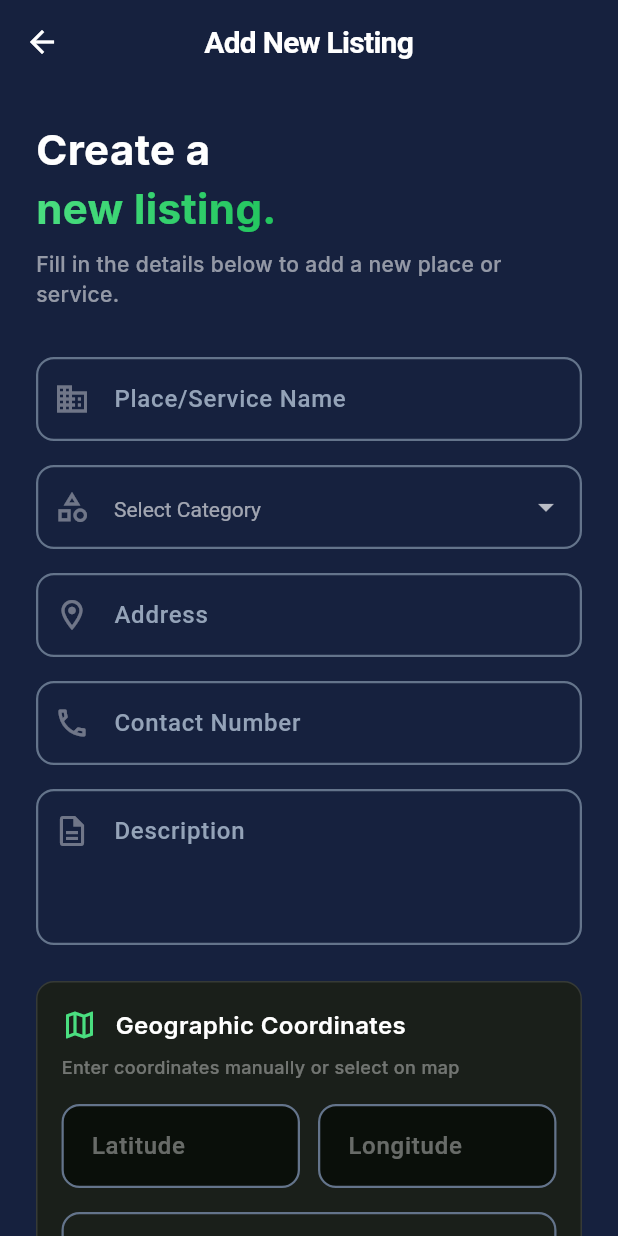
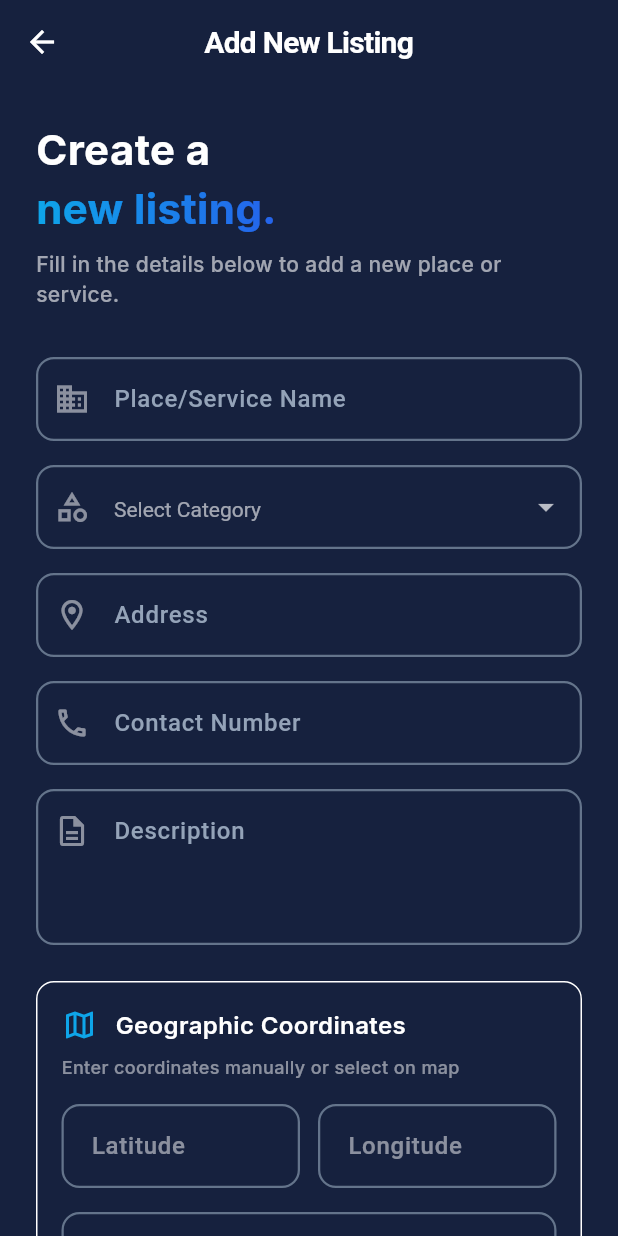
Before and after one commit to Manzi453/Local-Cultural, a Flutter app: the CreateListingScreen screen opened directly, on a phone screen of 412 x 824 dp. Run offline on Flutter 3.47's test engine with Material 3 defaults, Android fonts, the phone set to English and light mode, and no system bars; our stand-ins replace cloud_firestore, firebase_auth, firebase_core, flutter_map, flutter_riverpod, geolocator and 3 more; accounts and stored records are empty.

Commit message:
more updates

```diff
--- a/local/lib/views/create_listing_screen.dart
+++ b/local/lib/views/create_listing_screen.dart
@@ -149,12 +149,12 @@ class CreateListingScreenState extends ConsumerState<CreateListingScreen> {
                 style: GoogleFonts.inter(
                   fontSize: 28,
                   fontWeight: FontWeight.bold,
-                  color: Colors.white,
+                  color: Theme.of(context).colorScheme.onSurface,
                 ),
               ),
               ShaderMask(
                 shaderCallback: (bounds) => const LinearGradient(
-                  colors: [Color(0xFF4ADE80), Color(0xFF22C55E)],
+                  colors: [Color(0xFF0EA5E9), Color(0xFF2563EB)],
                 ).createShader(bounds),
                 child: Text(
                   'new listing.',
@@ -170,7 +170,7 @@ class CreateListingScreenState extends ConsumerState<CreateListingScreen> {
                 'Fill in the details below to add a new place or service.',
                 style: GoogleFonts.inter(
                   fontSize: 14,
-                  color: Colors.white54,
+                  color: Theme.of(context).colorScheme.onSurface.withValues(alpha: 0.6),
                 ),
               ),
               const SizedBox(height: 32),
@@ -178,10 +178,10 @@ class CreateListingScreenState extends ConsumerState<CreateListingScreen> {
               // Name Field
               TextFormField(
                 controller: _nameController,
-                style: const TextStyle(color: Colors.white),
-                decoration: const InputDecoration(
+                style: TextStyle(color: Theme.of(context).colorScheme.onSurface),
+                decoration: InputDecoration(
                   hintText: 'Place/Service Name',
-                  prefixIcon: Icon(Icons.business_outlined, color: Colors.white38),
+                  prefixIcon: Icon(Icons.business_outlined, color: Theme.of(context).colorScheme.onSurface.withValues(alpha: 0.5)),
                 ),
                 validator: (value) =>
                     value!.isEmpty ? 'Please enter a name' : null,
@@ -191,11 +191,11 @@ class CreateListingScreenState extends ConsumerState<CreateListingScreen> {
               // Category Dropdown
               DropdownButtonFormField<String>(
                 initialValue: _selectedCategory,
-                dropdownColor: const Color(0xFF1A1F1A),
-                style: const TextStyle(color: Colors.white),
-                decoration: const InputDecoration(
+                dropdownColor: Theme.of(context).colorScheme.surface,
+                style: TextStyle(color: Theme.of(context).colorScheme.onSurface),
+                decoration: InputDecoration(
                   hintText: 'Select Category',
-                  prefixIcon: Icon(Icons.category_outlined, color: Colors.white38),
+                  prefixIcon: Icon(Icons.category_outlined, color: Theme.of(context).colorScheme.onSurface.withValues(alpha: 0.5)),
                 ),
                 items: _categories.map((String category) {
                   return DropdownMenuItem<String>(
@@ -216,10 +216,10 @@ class CreateListingScreenState extends ConsumerState<CreateListingScreen> {
               // Address Field
               TextFormField(
                 controller: _addressController,
-                style: const TextStyle(color: Colors.white),
-                decoration: const InputDecoration(
+                style: TextStyle(color: Theme.of(context).colorScheme.onSurface),
+                decoration: InputDecoration(
                   hintText: 'Address',
-                  prefixIcon: Icon(Icons.location_on_outlined, color: Colors.white38),
+                  prefixIcon: Icon(Icons.location_on_outlined, color: Theme.of(context).colorScheme.onSurface.withValues(alpha: 0.5)),
                 ),
                 validator: (value) =>
                     value!.isEmpty ? 'Please enter an address' : null,
@@ -229,10 +229,10 @@ class CreateListingScreenState extends ConsumerState<CreateListingScreen> {
               // Contact Field
               TextFormField(
                 controller: _contactController,
-                style: const TextStyle(color: Colors.white),
-                decoration: const InputDecoration(
+                style: TextStyle(color: Theme.of(context).colorScheme.onSurface),
+                decoration: InputDecoration(
                   hintText: 'Contact Number',
-                  prefixIcon: Icon(Icons.phone_outlined, color: Colors.white38),
+                  prefixIcon: Icon(Icons.phone_outlined, color: Theme.of(context).colorScheme.onSurface.withValues(alpha: 0.5)),
                 ),
                 keyboardType: TextInputType.phone,
                 validator: (value) =>
@@ -243,13 +243,13 @@ class CreateListingScreenState extends ConsumerState<CreateListingScreen> {
               // Description Field
               TextFormField(
                 controller: _descriptionController,
-                style: const TextStyle(color: Colors.white),
+                style: TextStyle(color: Theme.of(context).colorScheme.onSurface),
                 maxLines: 3,
-                decoration: const InputDecoration(
+                decoration: InputDecoration(
                   hintText: 'Description',
                   prefixIcon: Padding(
                     padding: EdgeInsets.only(bottom: 48),
-                    child: Icon(Icons.description_outlined, color: Colors.white38),
+                    child: Icon(Icons.description_outlined, color: Theme.of(context).colorScheme.onSurface.withValues(alpha: 0.5)),
                   ),
                 ),
                 validator: (value) =>
@@ -261,23 +261,23 @@ class CreateListingScreenState extends ConsumerState<CreateListingScreen> {
               Container(
                 padding: const EdgeInsets.all(16),
                 decoration: BoxDecoration(
-                  color: const Color(0xFF1A1F1A),
+                  color: Theme.of(context).colorScheme.surface,
                   borderRadius: BorderRadius.circular(12),
-                  border: Border.all(color: Colors.white12),
+                  border: Border.all(color: Theme.of(context).dividerColor),
                 ),
                 child: Column(
                   crossAxisAlignment: CrossAxisAlignment.start,
                   children: [
                     Row(
                       children: [
-                        const Icon(Icons.map_outlined, color: Color(0xFF4ADE80)),
+                        Icon(Icons.map_outlined, color: Theme.of(context).colorScheme.primary),
                         const SizedBox(width: 12),
                         Text(
                           'Geographic Coordinates',
                           style: GoogleFonts.inter(
                             fontSize: 16,
                             fontWeight: FontWeight.w600,
-                            color: Colors.white,
+                            color: Theme.of(context).colorScheme.onSurface,
                           ),
                         ),
                       ],
@@ -287,7 +287,7 @@ class CreateListingScreenState extends ConsumerState<CreateListingScreen> {
                       'Enter coordinates manually or select on map',
                       style: GoogleFonts.inter(
                         fontSize: 12,
-                        color: Colors.white38,
+                        color: Theme.of(context).colorScheme.onSurface.withValues(alpha: 0.5),
                       ),
                     ),
                     const SizedBox(height: 16),
@@ -298,13 +298,13 @@ class CreateListingScreenState extends ConsumerState<CreateListingScreen> {
                         Expanded(
                           child: TextFormField(
                             controller: _latitudeController,
-                            style: const TextStyle(color: Colors.white),
+                            style: TextStyle(color: Theme.of(context).colorScheme.onSurface),
                             keyboardType: const TextInputType.numberWithOptions(decimal: true, signed: true),
                             decoration: InputDecoration(
                               hintText: 'Latitude',
-                              hintStyle: const TextStyle(color: Colors.white38),
+                              hintStyle: TextStyle(color: Theme.of(context).colorScheme.onSurface.withValues(alpha: 0.5)),
                               filled: true,
-                              fillColor: const Color(0xFF0A0F0A),
+                              fillColor: Theme.of(context).colorScheme.surface,
                               border: OutlineInputBorder(
                                 borderRadius: BorderRadius.circular(8),
                                 borderSide: BorderSide.none,
@@ -316,13 +316,13 @@ class CreateListingScreenState extends ConsumerState<CreateListingScreen> {
                         Expanded(
                           child: TextFormField(
                             controller: _longitudeController,
-                            style: const TextStyle(color: Colors.white),
+                            style: TextStyle(color: Theme.of(context).colorScheme.onSurface),
                             keyboardType: const TextInputType.numberWithOptions(decimal: true, signed: true),
                             decoration: InputDecoration(
                               hintText: 'Longitude',
-                              hintStyle: const TextStyle(color: Colors.white38),
+                              hintStyle: TextStyle(color: Theme.of(context).colorScheme.onSurface.withValues(alpha: 0.5)),
                               filled: true,
-                              fillColor: const Color(0xFF0A0F0A),
+                              fillColor: Theme.of(context).colorScheme.surface,
                               border: OutlineInputBorder(
                                 borderRadius: BorderRadius.circular(8),
                                 borderSide: BorderSide.none,
@@ -364,7 +364,7 @@ class CreateListingScreenState extends ConsumerState<CreateListingScreen> {
                 width: double.infinity,
                 height: 56,
                 child: _isLoading
-                    ? const Center(child: CircularProgressIndicator(color: Color(0xFF4ADE80)))
+                    ? Center(child: CircularProgressIndicator(color: Theme.of(context).colorScheme.primary))
                     : ElevatedButton(
                         onPressed: _submit,
                         child: Row(
```
Also changed, not shown: local/lib/views/edit_listing_screen.dart (+29 -29 lines).
